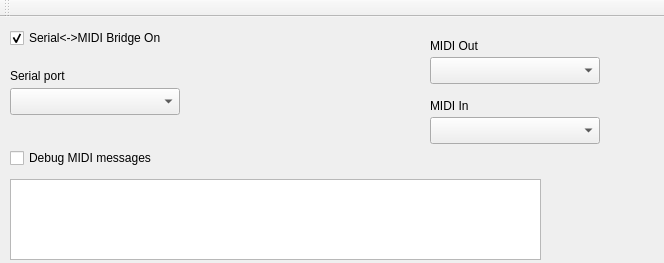
First picture: the form in mainwindow.ui, repository projectgus/hairless-midiserial, before the edit.
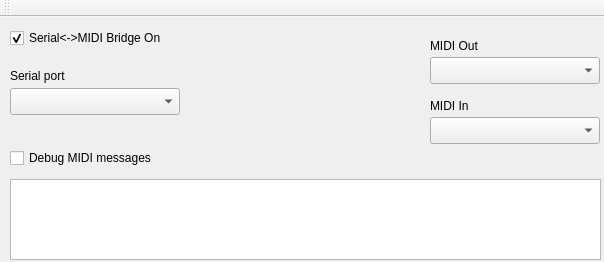
Second picture: the form after the edit. Icons and pictures are not drawn.

Diff of the .ui file:
```diff
--- a/mainwindow.ui
+++ b/mainwindow.ui
@@ -6,8 +6,8 @@
    <rect>
     <x>0</x>
     <y>0</y>
-    <width>664</width>
-    <height>263</height>
+    <width>604</width>
+    <height>262</height>
    </rect>
   </property>
   <property name="sizePolicy">
@@ -25,10 +25,16 @@
      <rect>
       <x>10</x>
       <y>162</y>
-      <width>531</width>
+      <width>591</width>
       <height>81</height>
      </rect>
     </property>
+    <property name="sizePolicy">
+     <sizepolicy hsizetype="Expanding" vsizetype="Expanding">
+      <horstretch>0</horstretch>
+      <verstretch>1</verstretch>
+     </sizepolicy>
+    </property>
     <property name="autoScroll">
      <bool>true</bool>
     </property>
```
